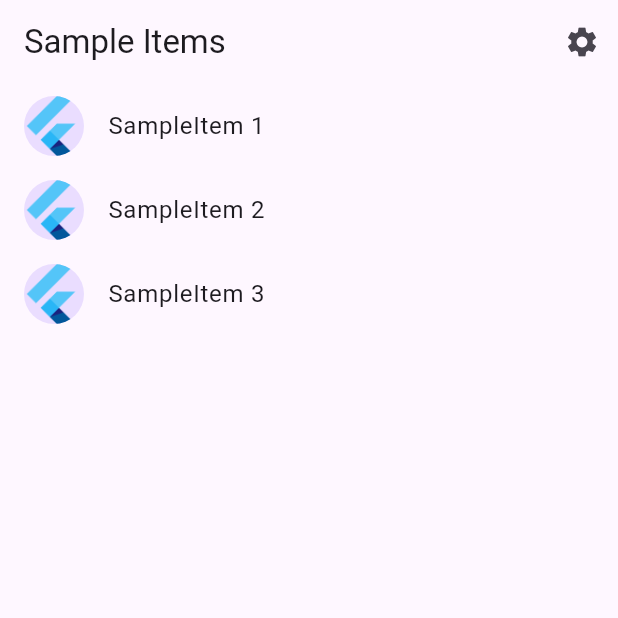
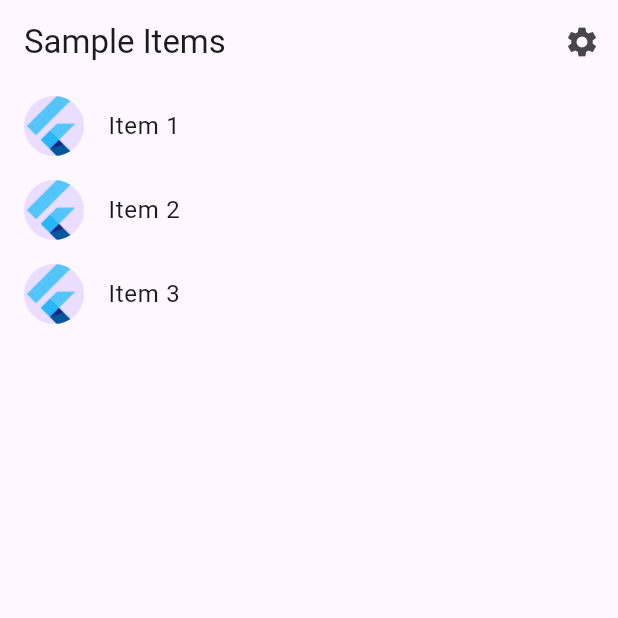
Before and after one commit to G1290-hik/_Cloth-ecommerce-app_, a Flutter app: the screen it shows after launch, on a phone screen of 412 x 824 dp, the top half of it. Run offline on Flutter 3.47's test engine with Material 3 defaults, Android fonts, the phone set to English and light mode, and no system bars; generated files the repository leaves out were written again.

Commit message:
Commit on 19/2/24

```diff
--- a/lib/main.dart
+++ b/lib/main.dart
@@ -16,5 +16,5 @@ void main() async {
   // Run the app and pass in the SettingsController. The app listens to the
   // SettingsController for changes, then passes it further down to the
   // SettingsView.
-  runApp(MyApp(settingsController: settingsController));
+  runApp(ClothEcommerceApp(settingsController: settingsController));
 }
--- a/lib/src/app.dart
+++ b/lib/src/app.dart
@@ -8,8 +8,8 @@ import 'settings/settings_controller.dart';
 import 'settings/settings_view.dart';
 
 /// The Widget that configures your application.
-class MyApp extends StatelessWidget {
-  const MyApp({
+class ClothEcommerceApp extends StatelessWidget {
+  const ClothEcommerceApp({
     super.key,
     required this.settingsController,
   });
@@ -26,6 +26,7 @@ class MyApp extends StatelessWidget {
       listenable: settingsController,
       builder: (BuildContext context, Widget? child) {
         return MaterialApp(
+          debugShowCheckedModeBanner: false,
           // Providing a restorationScopeId allows the Navigator built by the
           // MaterialApp to restore the navigation stack when a user leaves and
           // returns to the app after it has been killed while running in the
--- a/lib/src/sample_feature/sample_item.dart
+++ b/lib/src/sample_feature/sample_item.dart
@@ -1,6 +1,6 @@
 /// A placeholder class that represents an entity or model.
 class SampleItem {
-  const SampleItem(this.id);
-
+  const SampleItem(this.id, this.Name);
+  final String Name;
   final int id;
 }
--- a/lib/src/sample_feature/sample_item_list_view.dart
+++ b/lib/src/sample_feature/sample_item_list_view.dart
@@ -8,7 +8,11 @@ import 'sample_item_details_view.dart';
 class SampleItemListView extends StatelessWidget {
   const SampleItemListView({
     super.key,
-    this.items = const [SampleItem(1), SampleItem(2), SampleItem(3)],
+    this.items = const [
+      SampleItem(1, "Item"),
+      SampleItem(2, "Item"),
+      SampleItem(3, "Item")
+    ],
   });
 
   static const routeName = '/';
@@ -49,7 +53,7 @@ class SampleItemListView extends StatelessWidget {
           final item = items[index];
 
           return ListTile(
-            title: Text('SampleItem ${item.id}'),
+              title: Text('${item.Name} ${item.id}'),
               leading: const CircleAvatar(
                 // Display the Flutter Logo image asset.
                 foregroundImage: AssetImage('assets/images/flutter_logo.png'),
@@ -62,8 +66,7 @@ class SampleItemListView extends StatelessWidget {
                   context,
                   SampleItemDetailsView.routeName,
                 );
-            }
-          );
+              });
         },
       ),
     );
```
Lines whose indentation alone changed are shown as unchanged.
